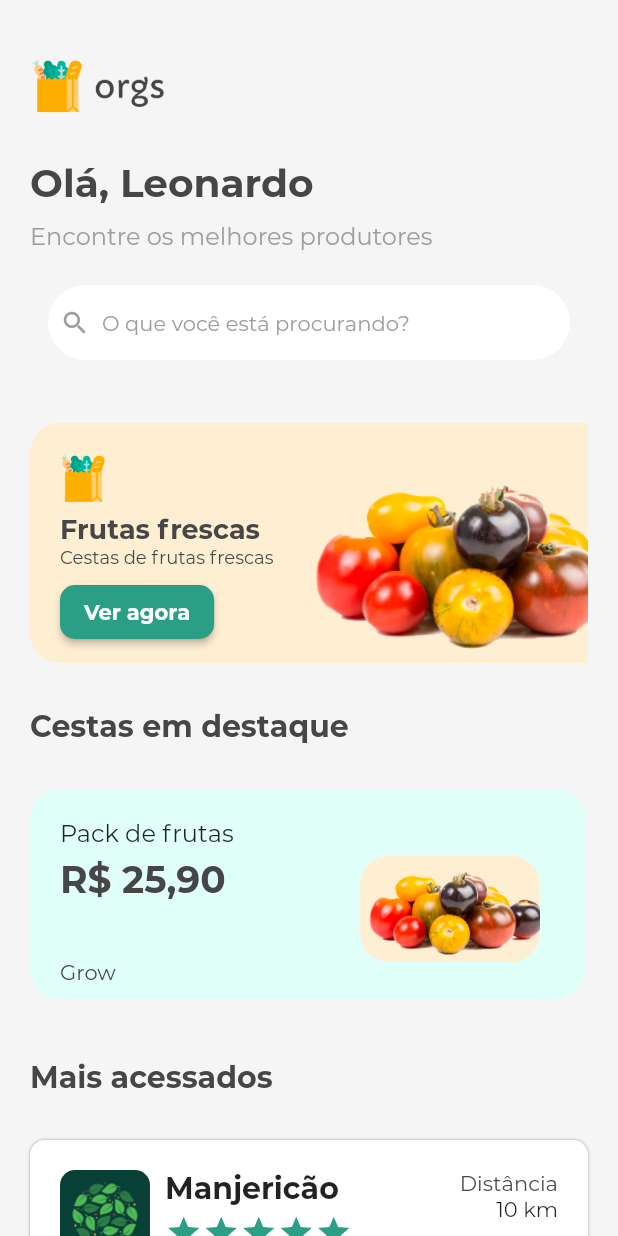
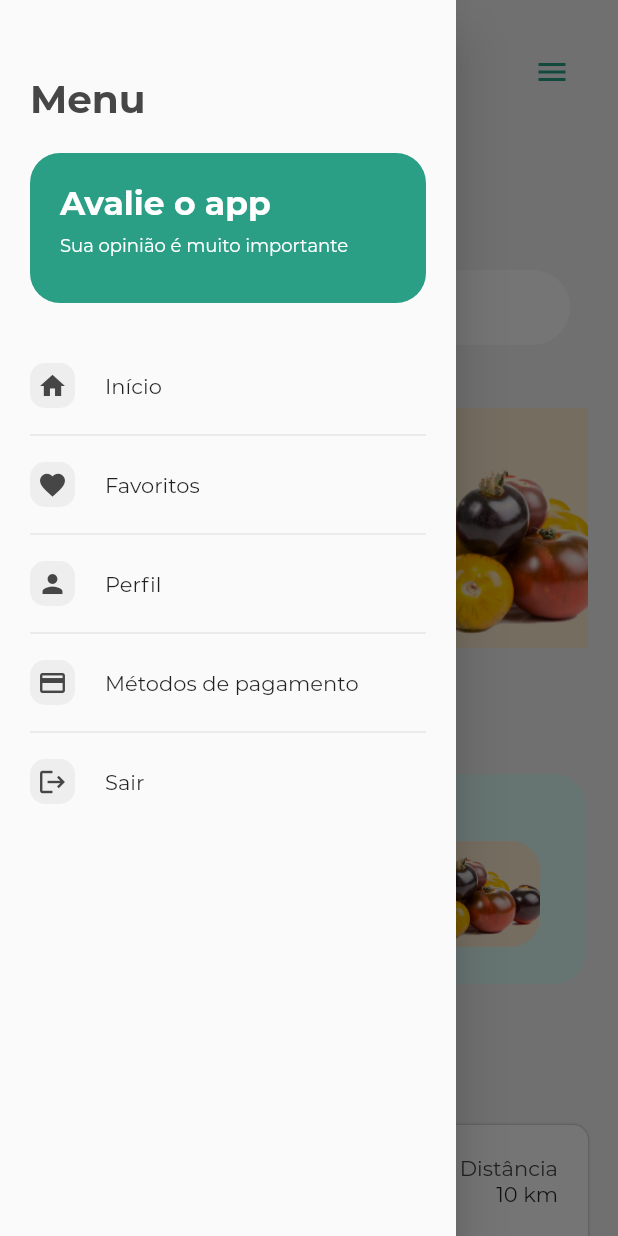
Before and after one commit to Leomhl/nuvigator_course_project, a Flutter app: the HomeScreen screen opened directly, with the side drawer open (before the commit the screen has no drawer), on a phone screen of 412 x 824 dp. Run offline on Flutter 3.47's test engine with Material 2 defaults, Android fonts, the phone set to English and light mode, and no system bars; drawn by our look-alikes of smooth_star_rating; missing offline and left inert: nuvigator.

Commit message:
mudança na navegação em tabs para o menu drawer e integração básica com o nuvigator

```diff
--- a/lib/components/orgs_cards_list.dart
+++ b/lib/components/orgs_cards_list.dart
@@ -5,8 +5,8 @@ class OrgsCardsList extends StatelessWidget {
   final double heightList;
 
   OrgsCardsList({
-    required this.cards,
-    required this.heightList
+    @required this.cards,
+    @required this.heightList
   }): assert(cards != null),
       assert(heightList != null);
 
--- /dev/null
+++ b/lib/components/orgs_drawer.dart
@@ -0,0 +1,13 @@
+import 'package:flutter/material.dart';
+import 'package:proj/core/app_colors.dart';
+import 'package:proj/screens/menu_screen.dart';
+
+class OrgsDrawer extends StatelessWidget {
+
+  @override
+  Widget build(BuildContext context) {
+    return Drawer(
+      child: MenuScreen()
+    );
+  }
+}
--- a/lib/components/orgs_highlights_card.dart
+++ b/lib/components/orgs_highlights_card.dart
@@ -7,14 +7,14 @@ class OrgsHighlightsCard extends StatelessWidget {
   final String title;
   final Color color;
   final String description;
-  final void Function()? btnAction;
+  final void Function() btnAction;
 
   OrgsHighlightsCard({
-    required this.img,
-    required this.title,
-    required this.description,
-    required this.color,
-    required this.btnAction
+    @required this.img,
+    @required this.title,
+    @required this.description,
+    @required this.color,
+    @required this.btnAction
   }): assert(img != null),
       assert(title != null),
       assert(description != null),
--- a/lib/components/orgs_menu_card.dart
+++ b/lib/components/orgs_menu_card.dart
@@ -4,12 +4,12 @@ import 'package:proj/core/app_colors.dart';
 class OrgsMenuCard extends StatelessWidget {
   final IconData icon;
   final String text;
-  final void Function()? action;
+  final void Function() action;
 
   OrgsMenuCard({
-    required this.icon,
-    required this.text,
-    required this.action,
+    @required this.icon,
+    @required this.text,
+    @required this.action,
   }): assert(icon != null),
       assert(text != null);
 
@@ -26,19 +26,19 @@ class OrgsMenuCard extends StatelessWidget {
                 color: Colors.grey[200],
                 borderRadius: BorderRadius.circular(10),
               ),
-              width: 80,
-              height: 80,
+              width: 30,
+              height: 30,
               child: Icon(
                 icon,
                 color: AppColors.darkGrey,
-                size: 50,
+                size: 20,
               ),
             ),
             SizedBox(width: 20),
             Text(
              text,
               style: TextStyle(
-                fontSize: 20,
+                fontSize: 14,
                 fontWeight: FontWeight.w400
               ),
             )
--- a/lib/components/orgs_navigation_bar.dart
+++ b/lib/components/orgs_navigation_bar.dart
@@ -8,7 +8,7 @@ class OrgsNavigationBar extends StatelessWidget {
   final String screen;
 
   OrgsNavigationBar({
-    required this.screen,
+    @required this.screen,
   });
 
   @override
--- a/lib/components/orgs_packages_card.dart
+++ b/lib/components/orgs_packages_card.dart
@@ -16,7 +16,7 @@ class OrgsPackagesCard extends StatelessWidget {
     // required this.title,
     // required this.photo,
     // required this.description,
-    required this.price,
+    @required this.price,
   }): assert(price != null)//,
   // assert(title != null),
   // assert(photo != null),
--- a/lib/components/orgs_profile_card.dart
+++ b/lib/components/orgs_profile_card.dart
@@ -8,9 +8,9 @@ class OrgsProfileCard extends StatelessWidget {
   final String data;
 
   OrgsProfileCard({
-    required this.icon,
-    required this.textArea,
-    required this.data,
+    @required this.icon,
+    @required this.textArea,
+    @required this.data,
   }): assert(icon != null),
       assert(textArea != null),
       assert(data != null);
--- a/lib/components/orgs_rate_app.dart
+++ b/lib/components/orgs_rate_app.dart
@@ -1,6 +1,5 @@
 import 'package:flutter/material.dart';
 import 'package:proj/core/app_colors.dart';
-import 'package:proj/core/app_images.dart';
 
 class OrgsRateApp extends StatelessWidget {
   @override
@@ -11,7 +10,7 @@ class OrgsRateApp extends StatelessWidget {
         borderRadius: BorderRadius.circular(20)
       ),
       height: 100,
-      width: double.maxFinite,
+      width: MediaQuery.of(context).size.width,
       child: Padding(
         padding: const EdgeInsets.all(20.0),
         child: Row(
@@ -31,14 +30,13 @@ class OrgsRateApp extends StatelessWidget {
                 SizedBox(height: 7),
                 Text(
                   'Sua opinião é muito importante',
+                  overflow: TextOverflow.ellipsis,
                   style: TextStyle(
+                    fontSize: 12,
                     color: Colors.white
                   ),
                 )
               ],
-            ),
-            Expanded(child:
-              Image.asset(AppImages.star)
             ),
           ],
         ),
--- a/lib/components/orgs_spotlight_card.dart
+++ b/lib/components/orgs_spotlight_card.dart
@@ -9,11 +9,11 @@ class OrgsSpotlightCard extends StatelessWidget {
   final Color color;
 
   OrgsSpotlightCard({
-    required this.img,
-    required this.price,
-    required this.description,
-    required this.color,
-    required this.place
+    @required this.img,
+    @required this.price,
+    @required this.description,
+    @required this.color,
+    @required this.place
   }): assert(img != null),
       assert(price != null),
       assert(description != null),
--- a/lib/components/orgs_stores_card.dart
+++ b/lib/components/orgs_stores_card.dart
@@ -2,17 +2,17 @@ import 'package:flutter/material.dart';
 import 'package:proj/core/app_colors.dart';
 import 'package:smooth_star_rating/smooth_star_rating.dart';
 
-class StoresCard extends StatelessWidget {
+class OrgsStoresCard extends StatelessWidget {
   final String img;
   final String title;
-  final String? distance;
-  final void Function()? action;
+  final String distance;
+  final void Function() action;
 
-  StoresCard({
-    required this.img,
-    required this.title,
+  OrgsStoresCard({
+    @required this.img,
+    @required this.title,
     this.distance,
-    required this.action
+    @required this.action
   }): assert(img != null),
       assert(title != null),
       assert(action != null);
--- a/lib/screens/home_screen.dart
+++ b/lib/screens/home_screen.dart
@@ -4,6 +4,7 @@ import 'package:proj/components/orgs_cards_list.dart';
 import 'package:proj/components/orgs_search_bar.dart';
 import 'package:proj/components/orgs_spotlight_card.dart';
 import 'package:proj/components/orgs_stores_card.dart';
+import 'package:proj/components/orgs_drawer.dart';
 import 'package:proj/core/app_colors.dart';
 import 'package:proj/core/app_images.dart';
 import 'package:proj/screens/producer_details_screen.dart';
@@ -11,17 +12,31 @@ import 'package:proj/screens/producer_details_screen.dart';
 class HomeScreen extends StatelessWidget {
   @override
   Widget build(BuildContext context) {
+    final GlobalKey<ScaffoldState> _scaffoldKey = new GlobalKey<ScaffoldState>();
+
     return Scaffold(
+      key: _scaffoldKey,
       backgroundColor: Colors.grey[100],
+      drawer: OrgsDrawer(),
       body: SingleChildScrollView(
         child: Padding(
-            padding: EdgeInsets.fromLTRB(20, 30, 20, 0),
+            padding: EdgeInsets.fromLTRB(20, 20, 20, 0),
             child: Column(
               crossAxisAlignment: CrossAxisAlignment.start,
               children: [
-                Image.asset(
-                  AppImages.logo,
-                  height: kToolbarHeight,
+                Row(
+                  mainAxisAlignment: MainAxisAlignment.spaceBetween,
+                  children: [
+                    Image.asset(
+                      AppImages.logo,
+                      height: kToolbarHeight,
+                    ),
+                    IconButton(
+                      color: Colors.transparent,
+                      icon: Icon(Icons.menu, color: AppColors.green), // set your color here
+                      onPressed: () => _scaffoldKey.currentState.openDrawer(),
+                    ),
+                  ],
                 ),
                 SizedBox(height: 20,),
                 Text(
@@ -99,7 +114,7 @@ class HomeScreen extends StatelessWidget {
                   ),
                 ),
                 SizedBox(height: 10),
-                StoresCard(
+                OrgsStoresCard(
                   action: () {
                     Navigator.push(
                       context,
@@ -111,7 +126,7 @@ class HomeScreen extends StatelessWidget {
                   title: 'Manjericão',
                 ),
                 SizedBox(height: 10),
-                StoresCard(
+                OrgsStoresCard(
                   action: () {
                     Navigator.push(
                       context,
@@ -123,7 +138,7 @@ class HomeScreen extends StatelessWidget {
                   title: 'Agrotoy',
                 ),
                 SizedBox(height: 10),
-                StoresCard(
+                OrgsStoresCard(
                   action: () {
                     Navigator.push(
                       context,
@@ -135,7 +150,7 @@ class HomeScreen extends StatelessWidget {
                   title: 'Jenny Jack',
                 ),
                 SizedBox(height: 10),
-                StoresCard(
+                OrgsStoresCard(
                   action: () {
                     Navigator.push(
                       context,
@@ -147,7 +162,7 @@ class HomeScreen extends StatelessWidget {
                   title: 'Grow',
                 ),
                 SizedBox(height: 10),
-                StoresCard(
+                OrgsStoresCard(
                   action: () {
                     Navigator.push(
                       context,
--- a/lib/screens/menu_screen.dart
+++ b/lib/screens/menu_screen.dart
@@ -2,12 +2,15 @@ import 'package:flutter/material.dart';
 import 'package:proj/components/orgs_menu_card.dart';
 import 'package:proj/components/orgs_rate_app.dart';
 import 'package:proj/core/app_colors.dart';
-import 'package:proj/screens/payment_screen.dart';
 import 'login_screen.dart';
+import 'package:nuvigator/nuvigator.dart';
 
 class MenuScreen extends StatelessWidget {
+
   @override
   Widget build(BuildContext context) {
+    final nuvigator = Nuvigator.of(context);
+
     return Scaffold(
       body: SingleChildScrollView(
         child: Padding(
@@ -29,30 +32,25 @@ class MenuScreen extends StatelessWidget {
               OrgsMenuCard(
                 text: 'Início',
                 icon: Icons.home,
-                action: () => DefaultTabController.of(context)!.index = 0,
+                action: () => nuvigator.open('home'),
               ),
               Divider(),
               OrgsMenuCard(
                 text: 'Favoritos',
                 icon: Icons.favorite,
-                action: () => DefaultTabController.of(context)!.index = 1,
+                action: () => nuvigator.open('favorites'),
               ),
               Divider(),
               OrgsMenuCard(
                 text: 'Perfil',
                 icon: Icons.person,
-                action: () => DefaultTabController.of(context)!.index = 2,
+                action: () => nuvigator.open('profile'),
               ),
               Divider(),
               OrgsMenuCard(
                 text: 'Métodos de pagamento',
                 icon: Icons.credit_card,
-                action: () {
-                  Navigator.push(
-                    context,
-                    MaterialPageRoute(builder: (context) => PaymentScreen()),
-                  );
-                },
+                action: () => nuvigator.open('payment')
               ),
               Divider(),
               OrgsMenuCard(
--- a/pubspec.yaml
+++ b/pubspec.yaml
@@ -8,13 +8,14 @@ publish_to: 'none' # Remove this line if you wish to publish to pub.dev
 version: 1.0.0+1
 
 environment:
-  sdk: ">=2.12.0 <3.0.0"
+  sdk: ">=2.07.0 <3.0.0"
 
 dependencies:
   flutter:
     sdk: flutter
 
   cupertino_icons: ^1.0.2
+  nuvigator: ^1.1.0
   smooth_star_rating:
     git:
       url: https://github.com/bhavin-concetto/smoothratingbar.git
```
Also changed, not shown: lib/main.dart (+12 -36 lines), lib/screens/favorites_screen.dart (+18 -3 lines), lib/screens/payment_screen.dart (+6 -4 lines), lib/screens/profile_screen.dart (+17 -0 lines), pubspec.lock, 1 other file.
